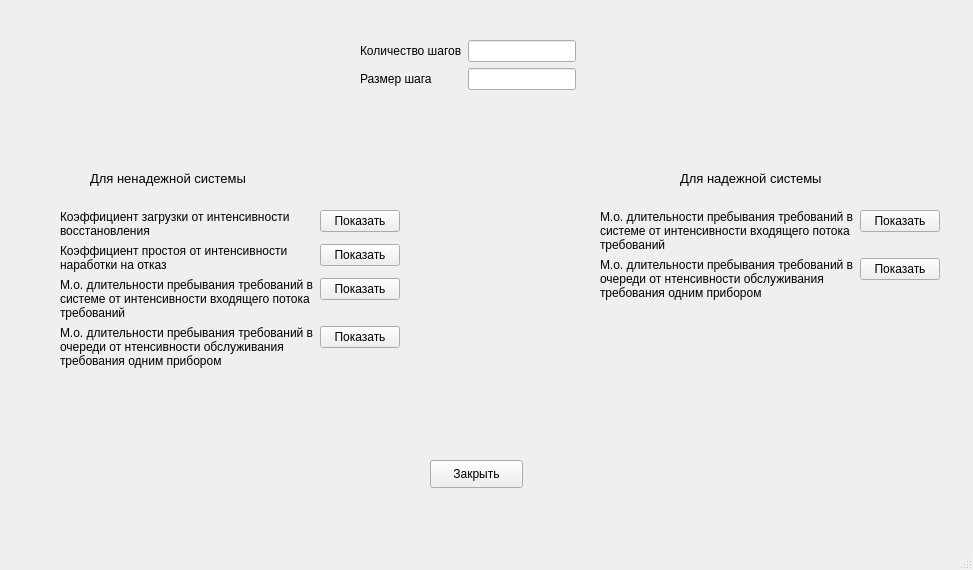
The window that graphUI.ui (hokage-mlg/diplomaProgram) describes before a commit, drawn with Qt 5.
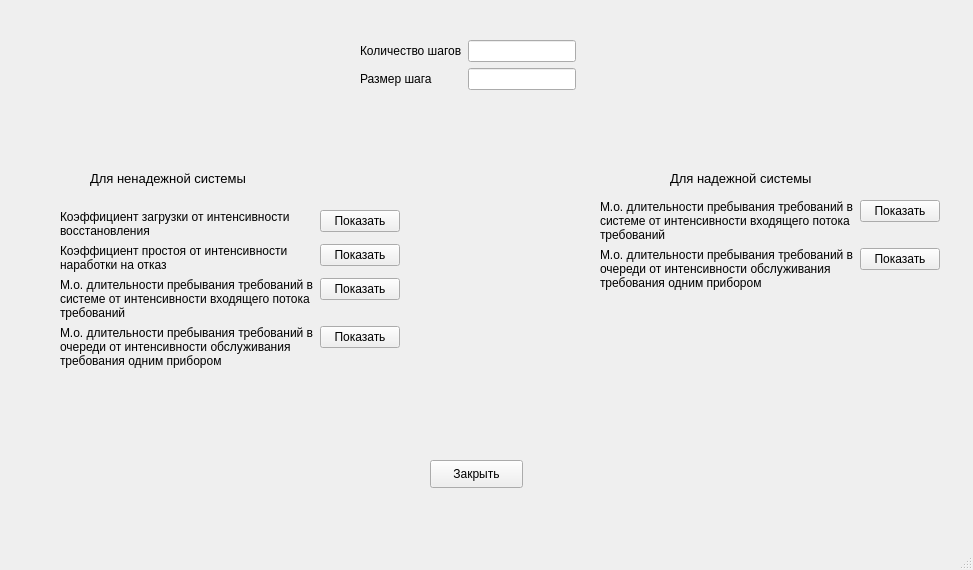
The same window after the commit.

What changed in the file:
```diff
--- a/graphUI.ui
+++ b/graphUI.ui
@@ -35,7 +35,7 @@
    <widget class="QLabel" name="label_3">
     <property name="geometry">
      <rect>
-      <x>680</x>
+      <x>670</x>
       <y>170</y>
       <width>221</width>
       <height>16</height>
@@ -155,7 +155,7 @@
         <bool>true</bool>
        </property>
        <property name="text">
-        <string>М.о. длительности пребывания требований в очереди от нтенсивности обслуживания требования одним прибором</string>
+        <string>М.о. длительности пребывания требований в очереди от интенсивности обслуживания требования одним прибором</string>
        </property>
        <property name="wordWrap">
         <bool>true</bool>
@@ -211,7 +211,7 @@
     <property name="geometry">
      <rect>
       <x>600</x>
-      <y>210</y>
+      <y>200</y>
       <width>341</width>
       <height>171</height>
      </rect>
@@ -220,7 +220,7 @@
      <item row="2" column="0">
       <widget class="QLabel" name="label_r_mu_w">
        <property name="text">
-        <string>М.о. длительности пребывания требований в очереди от нтенсивности обслуживания требования одним прибором</string>
+        <string>М.о. длительности пребывания требований в очереди от интенсивности обслуживания требования одним прибором</string>
        </property>
        <property name="wordWrap">
         <bool>true</bool>
```
